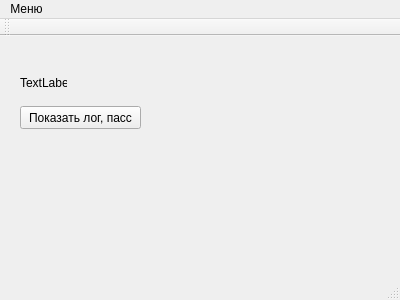
Qt form Ex/mainwindow.ui (DtmyShirshov/practiceQT) before a commit.
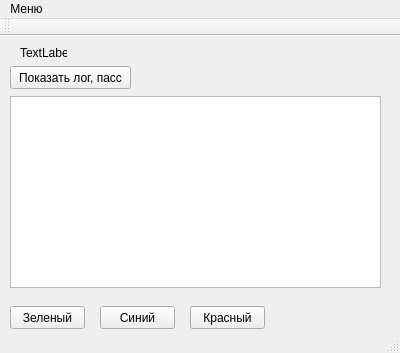
The same form after that commit.

```diff
--- a/Ex/mainwindow.ui
+++ b/Ex/mainwindow.ui
@@ -7,7 +7,7 @@
     <x>0</x>
     <y>0</y>
     <width>400</width>
-    <height>300</height>
+    <height>353</height>
    </rect>
   </property>
   <property name="windowTitle">
@@ -17,8 +17,8 @@
    <widget class="QPushButton" name="pushButton">
     <property name="geometry">
      <rect>
-      <x>20</x>
-      <y>70</y>
+      <x>10</x>
+      <y>30</y>
       <width>121</width>
       <height>23</height>
      </rect>
@@ -31,7 +31,7 @@
     <property name="geometry">
      <rect>
       <x>20</x>
-      <y>40</y>
+      <y>10</y>
       <width>47</width>
       <height>13</height>
      </rect>
@@ -40,6 +40,78 @@
      <string>TextLabel</string>
     </property>
    </widget>
+   <widget class="QPushButton" name="pushButton_2">
+    <property name="geometry">
+     <rect>
+      <x>10</x>
+      <y>270</y>
+      <width>75</width>
+      <height>23</height>
+     </rect>
+    </property>
+    <property name="text">
+     <string>Зеленый</string>
+    </property>
+   </widget>
+   <widget class="QPushButton" name="pushButton_3">
+    <property name="geometry">
+     <rect>
+      <x>100</x>
+      <y>270</y>
+      <width>75</width>
+      <height>23</height>
+     </rect>
+    </property>
+    <property name="text">
+     <string>Синий</string>
+    </property>
+   </widget>
+   <widget class="QPushButton" name="pushButton_4">
+    <property name="geometry">
+     <rect>
+      <x>190</x>
+      <y>270</y>
+      <width>75</width>
+      <height>23</height>
+     </rect>
+    </property>
+    <property name="text">
+     <string>Красный</string>
+    </property>
+   </widget>
+   <widget class="QTableWidget" name="tableWidget">
+    <property name="geometry">
+     <rect>
+      <x>10</x>
+      <y>60</y>
+      <width>371</width>
+      <height>192</height>
+     </rect>
+    </property>
+    <property name="font">
+     <font>
+      <pointsize>14</pointsize>
+      <weight>75</weight>
+      <bold>true</bold>
+     </font>
+    </property>
+    <property name="editTriggers">
+     <set>QAbstractItemView::NoEditTriggers</set>
+    </property>
+    <property name="columnCount">
+     <number>1</number>
+    </property>
+    <attribute name="horizontalHeaderVisible">
+     <bool>false</bool>
+    </attribute>
+    <attribute name="horizontalHeaderDefaultSectionSize">
+     <number>371</number>
+    </attribute>
+    <attribute name="verticalHeaderVisible">
+     <bool>false</bool>
+    </attribute>
+    <column/>
+   </widget>
   </widget>
   <widget class="QMenuBar" name="menuBar">
    <property name="geometry">
```
